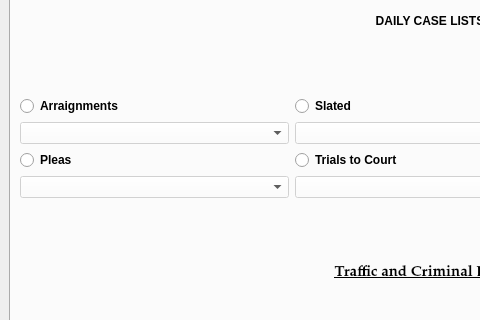
Old version of the form package/views/ui/MainWindow.ui in the repository HunterProgram22/MuniEntry; both pictures show x 0 to 480 and y 190 to 510 of the 860 by 646 pixel window.
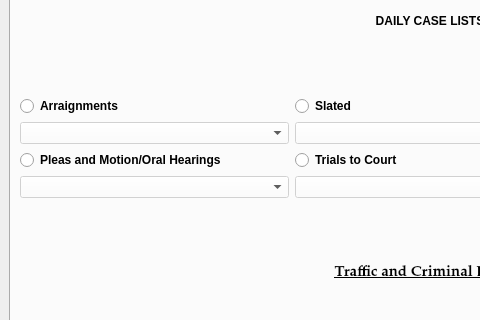
New version of the form.

Commit message: Updated button state dict to just use button not text of button.

Patch:
```diff
--- a/package/views/ui/MainWindow.ui
+++ b/package/views/ui/MainWindow.ui
@@ -278,7 +278,7 @@
         <item row="6" column="0">
          <widget class="QRadioButton" name="pleas_radioButton">
           <property name="text">
-           <string>Pleas</string>
+           <string>Pleas and Motion/Oral Hearings</string>
           </property>
           <attribute name="buttonGroup">
            <string notr="true">buttonGroup_2</string>
```
Left out of the diff: 2 changed lines with no effect on the pictures. The commit also changes 4 other files.
